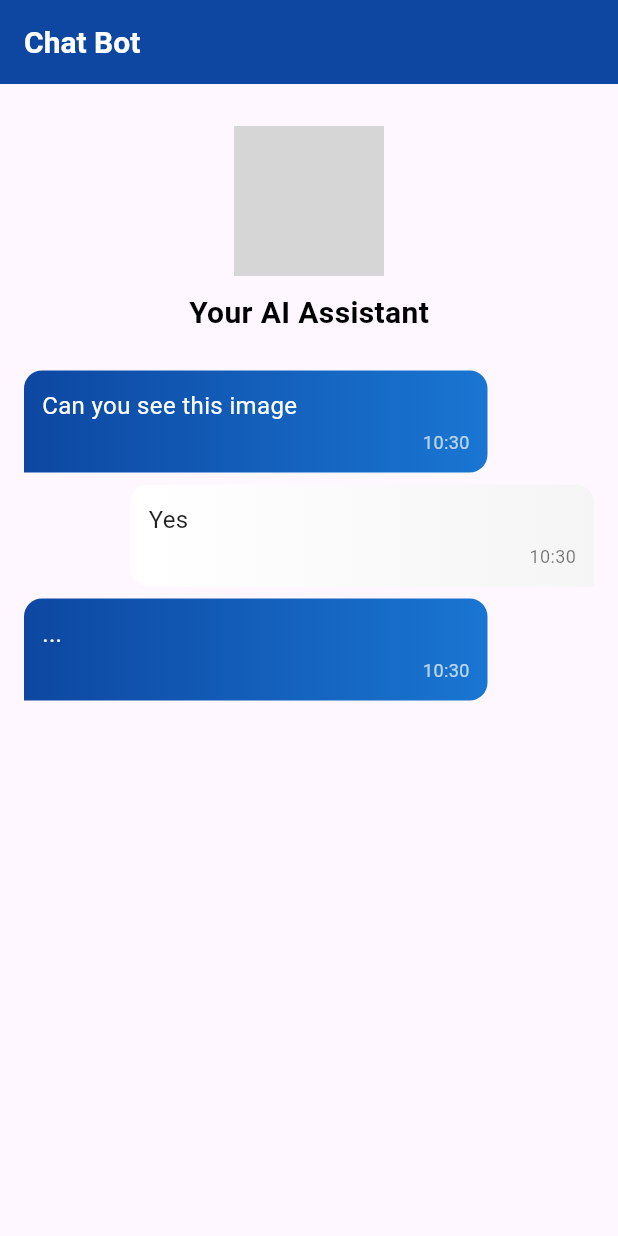
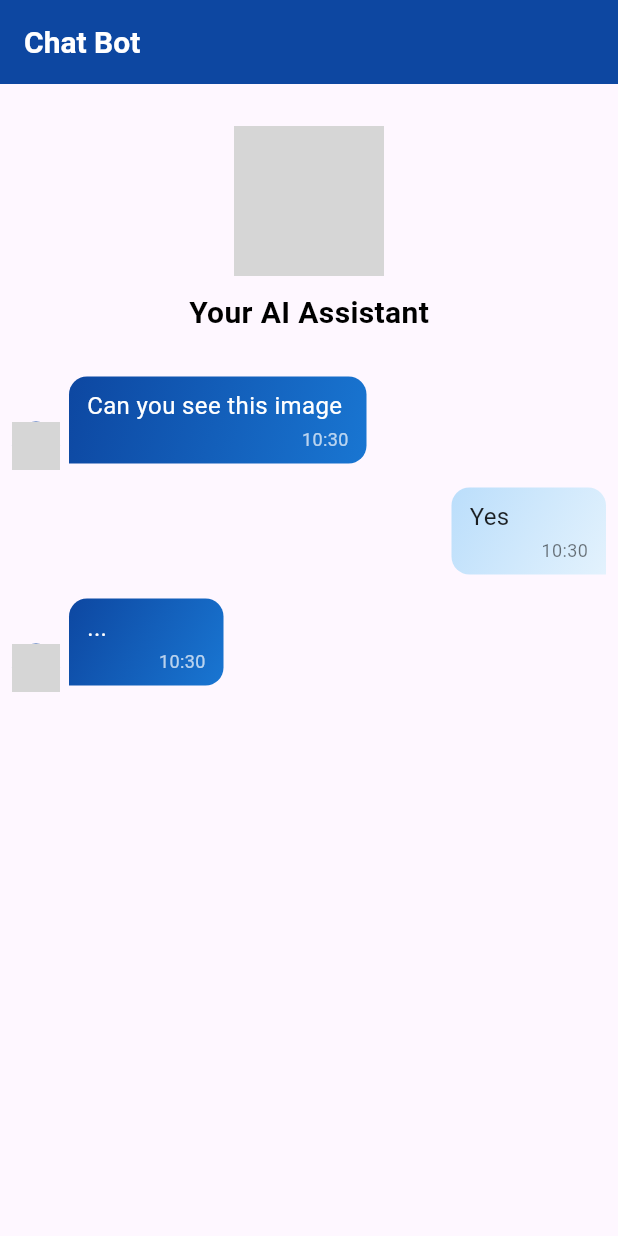
Before and after one commit to Prabal-0816/ChatBot-in-Flutter-FlowBot, a Flutter app: the screen it shows after launch, after a tap on "Yes", on a phone screen of 412 x 824 dp. Run offline on Flutter 3.47's test engine with Material 3 defaults, Android fonts, the phone set to English and light mode, and no system bars; our stand-ins replace audioplayers, carousel_slider, flutter_tts, image_picker, video_player, youtube_player_flutter; missing offline and left inert: record; network calls fail; grey boxes are pictures that could not be loaded.

Commit message:
bot UI update

```diff
--- a/lib/ChatBot/UI/botFlowScreen.dart
+++ b/lib/ChatBot/UI/botFlowScreen.dart
@@ -208,7 +208,7 @@ class _BotFlowScreenState extends State<BotFlowScreen> {
     setState(() {
       showOptions = false;
       for (String options in selectedOptions) {
-        messages.add({'type': 'user', 'text': options});
+        messages.add({'type': 'user', 'text': options , 'timestamp': DateTime.now()});
       }
 
       // Add intent and options in intentAnswer
--- a/lib/ChatBot/UI/messageBubble.dart
+++ b/lib/ChatBot/UI/messageBubble.dart
@@ -16,19 +16,36 @@ class MessageBubble extends StatelessWidget {
 
   @override
   Widget build(BuildContext context) {
-    return Align(
-      alignment: isBot ? Alignment.centerLeft : Alignment.centerRight,
-      child: Container(
+    return Padding(
+      padding: const EdgeInsets.symmetric(vertical: 4),
+      child: Row(
+        mainAxisAlignment: isBot ? MainAxisAlignment.start : MainAxisAlignment.end,
+        crossAxisAlignment: CrossAxisAlignment.end,
+        children: [
+          // Bot Avatar (only for bot messages)
+          if (isBot)
+            CircleAvatar(
+              radius: 16,
+              backgroundImage: NetworkImage(botImage),
+              backgroundColor: Colors.blue.shade900,
+            ),
+          const SizedBox(width: 6), // Space between avatar and message bubble
+
+          // Message Bubble
+          Container(
             constraints: BoxConstraints(
-          maxWidth: MediaQuery.of(context).size.width * 0.75, // Limit bubble width
+              minWidth: MediaQuery.of(context).size.width * 0.25,
+              maxWidth: MediaQuery.of(context).size.width * 0.75,
             ),
-        margin: const EdgeInsets.symmetric(vertical: 4, horizontal: 8),
-        padding: const EdgeInsets.all(12),
+            margin: const EdgeInsets.symmetric(vertical: 4),
+            padding: const EdgeInsets.symmetric(horizontal: 12, vertical: 8),
             decoration: BoxDecoration(
               gradient: LinearGradient(
                 colors: isBot
-              ? [Colors.blue.shade900, Colors.blue.shade700]
-              : [Colors.white, Colors.grey.shade100]
+                    ? [Colors.blue.shade900, Colors.blue.shade700] // Bot message gradient
+                    : [Colors.blue.shade100, Colors.blue.shade50], // New user message color
+                begin: Alignment.topLeft,
+                end: Alignment.bottomRight,
               ),
               borderRadius: BorderRadius.only(
                 topLeft: const Radius.circular(12),
@@ -37,23 +54,24 @@ class MessageBubble extends StatelessWidget {
                 bottomRight: Radius.circular(isBot ? 12 : 0),
               ),
             ),
+            child: IntrinsicWidth(
               child: Column(
                 crossAxisAlignment: CrossAxisAlignment.start,
                 children: [
                   Text(
                     text,
                     style: TextStyle(
-                color: !isBot ? Colors.black87 : Colors.white,
+                      color: isBot ? Colors.white : Colors.black87,
                       fontSize: 16,
                     ),
                   ),
-            const SizedBox(height: 4), // Spacing between text and timestamp
+                  const SizedBox(height: 2),
                   Align(
                     alignment: Alignment.bottomRight,
                     child: Text(
                       '${timestamp.hour}:${timestamp.minute}',
                       style: TextStyle(
-                  color: !isBot ? Colors.black54 : Colors.white70,
+                        color: isBot ? Colors.white70 : Colors.black54,
                         fontSize: 12,
                       ),
                     ),
@@ -61,6 +79,9 @@ class MessageBubble extends StatelessWidget {
                 ],
               ),
             ),
+          ),
+        ],
+      ),
     );
   }
 }
```
Lines whose indentation alone changed are shown as unchanged.
